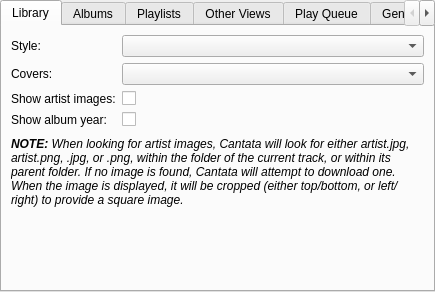
Old version of the form gui/interfacesettings.ui in the repository polpo/cantata-mac.
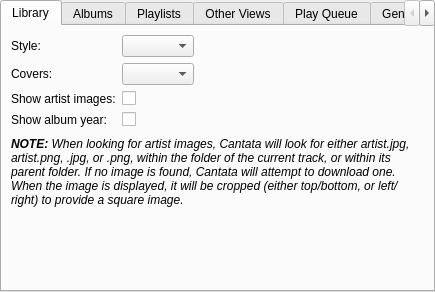
New version of the form. Custom widgets are drawn as their Qt base class.

Commit message: Use QFormLayout::ExpandingFieldsGrow

What changed in the file:
```diff
--- a/gui/interfacesettings.ui
+++ b/gui/interfacesettings.ui
@@ -32,6 +32,9 @@
       <layout class="QVBoxLayout" name="verticalLayout_2">
        <item>
         <layout class="QFormLayout" name="formLayout">
+         <property name="fieldGrowthPolicy">
+          <enum>QFormLayout::ExpandingFieldsGrow</enum>
+         </property>
          <item row="0" column="0">
           <widget class="BuddyLabel" name="label">
            <property name="text">
```
Left out of the diff: 12 changed lines with no effect on the pictures. The commit also changes 2 other files.
